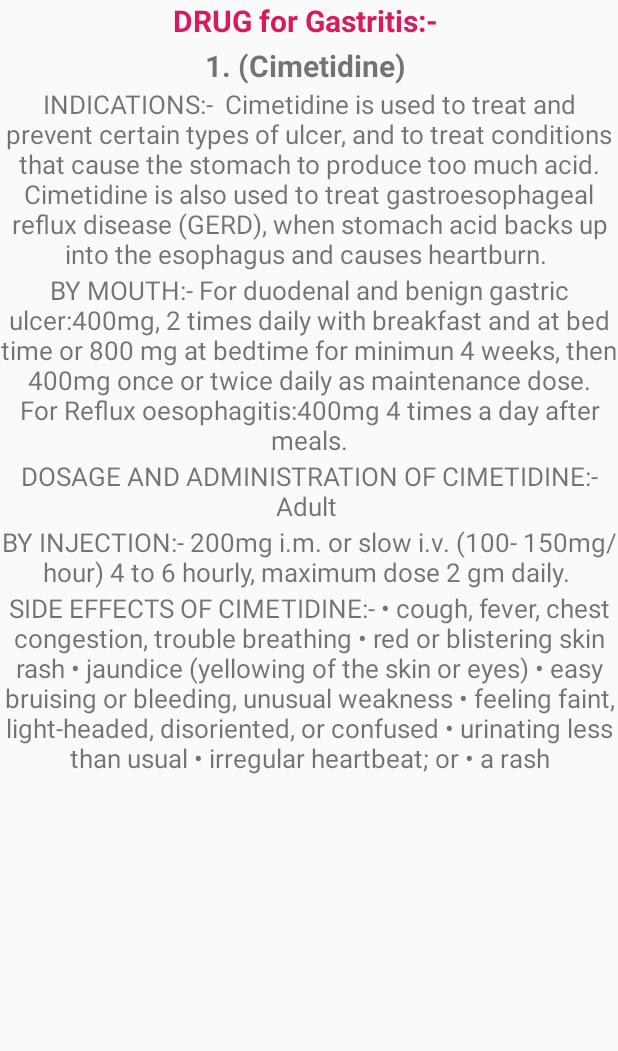
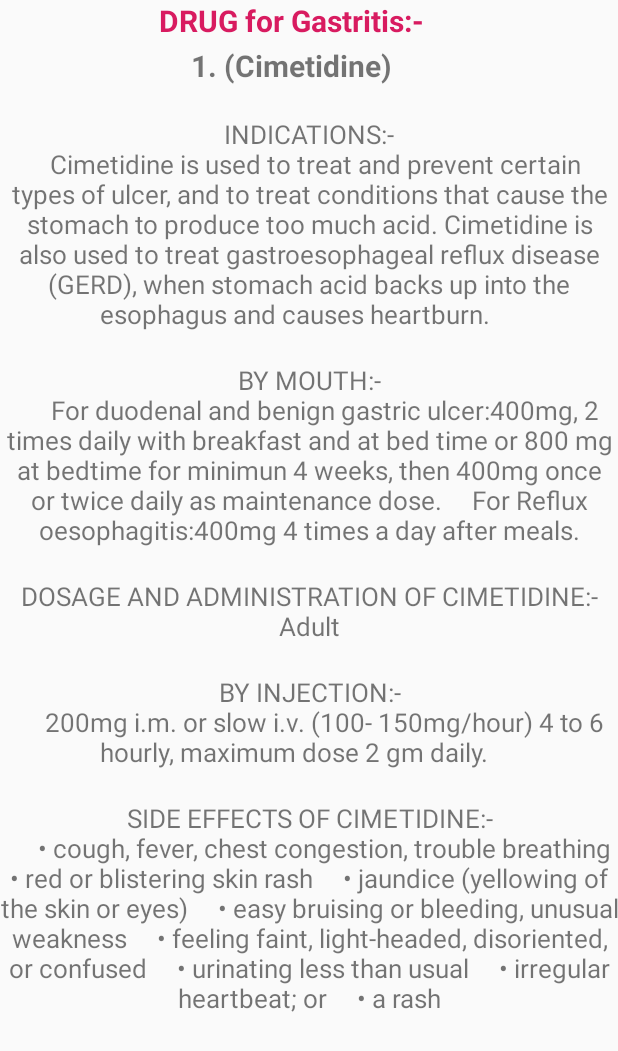
Before and after one commit to fahmidtasin/HealthCare, an Android app: the DetailGastric screen opened directly, with no data from a screen before it, on a phone screen of 412 x 824 dp. Shown: the top 1051 px of the screen. Run offline under Robolectric (Android 15) with nearby library versions, the phone set to English and light mode, and no system bars.

Commit message:
Layout update

```diff
--- a/app/src/main/res/layout/activity_detail_gastric.xml
+++ b/app/src/main/res/layout/activity_detail_gastric.xml
@@ -1,12 +1,15 @@
 <?xml version="1.0" encoding="utf-8"?>
-<RelativeLayout xmlns:android="http://schemas.android.com/apk/res/android"
+<ScrollView xmlns:android="http://schemas.android.com/apk/res/android"
     xmlns:app="http://schemas.android.com/apk/res-auto"
     xmlns:tools="http://schemas.android.com/tools"
     android:layout_width="match_parent"
     android:layout_height="match_parent"
     tools:context=".DetailGastric">
 
-
+    <LinearLayout
+        android:orientation="vertical"
+        android:layout_width="match_parent"
+        android:layout_height="wrap_content">
         <TextView
             android:id="@+id/t1"
             android:textStyle="bold"
@@ -33,7 +36,7 @@
             android:id="@+id/t3"
             android:layout_below="@+id/t2"
             android:textSize="17sp"
-        android:text="INDICATIONS:-  Cimetidine is used to treat and prevent certain types of ulcer, and to treat conditions that cause the stomach to produce too much acid. Cimetidine is also used to treat gastroesophageal reflux disease (GERD), when stomach acid backs up into the esophagus and causes heartburn.
+            android:text="\nINDICATIONS:-\n  Cimetidine is used to treat and prevent certain types of ulcer, and to treat conditions that cause the stomach to produce too much acid. Cimetidine is also used to treat gastroesophageal reflux disease (GERD), when stomach acid backs up into the esophagus and causes heartburn.
     "
             android:textAlignment="center"
             android:layout_width="match_parent"
@@ -43,7 +46,7 @@
             android:id="@+id/t4"
             android:layout_below="@+id/t3"
             android:textSize="17sp"
-        android:text="BY MOUTH:-
+            android:text="\nBY MOUTH:-\n
     For duodenal and benign gastric ulcer:400mg, 2 times daily with breakfast and at bed time or 800 mg at bedtime for minimun 4 weeks, then 400mg once or twice daily as maintenance dose.
     For Reflux oesophagitis:400mg 4 times a day after meals."
             android:textAlignment="center"
@@ -54,7 +57,7 @@ For Reflux oesophagitis:400mg 4 times a day after meals."
             android:id="@+id/t5"
             android:layout_below="@+id/t4"
             android:textSize="17sp"
-        android:text="DOSAGE AND ADMINISTRATION OF CIMETIDINE:-
+            android:text="\nDOSAGE AND ADMINISTRATION OF CIMETIDINE:-\n
     Adult
     "
             android:textAlignment="center"
@@ -65,7 +68,7 @@ Adult
             android:id="@+id/t6"
             android:layout_below="@+id/t5"
             android:textSize="17sp"
-        android:text="BY INJECTION:-
+            android:text="\nBY INJECTION:-\n
     200mg i.m. or slow i.v. (100- 150mg/hour) 4 to 6 hourly, maximum dose 2 gm daily.
     "
             android:textAlignment="center"
@@ -76,7 +79,7 @@ Adult
         <TextView
             android:id="@+id/t7"
             android:layout_below="@+id/t6"
-        android:text="SIDE EFFECTS OF CIMETIDINE:-
+            android:text="\nSIDE EFFECTS OF CIMETIDINE:-\n
     •	cough, fever, chest congestion, trouble breathing
     •	red or blistering skin rash
     •	jaundice (yellowing of the skin or eyes)
@@ -89,5 +92,5 @@ Adult
             android:textAlignment="center"
             android:layout_width="match_parent"
             android:layout_height="wrap_content" />
-
-</RelativeLayout>
+    </LinearLayout>
+</ScrollView>
```
Also changed, not shown: app/src/main/res/layout/activity_detail_allergy.xml (+12 -9 lines), app/src/main/res/layout/activity_detail_diarrhea.xml (+17 -11 lines), app/src/main/res/layout/activity_detail_fever.xml (+11 -8 lines). Lines whose indentation alone changed are shown as unchanged.
